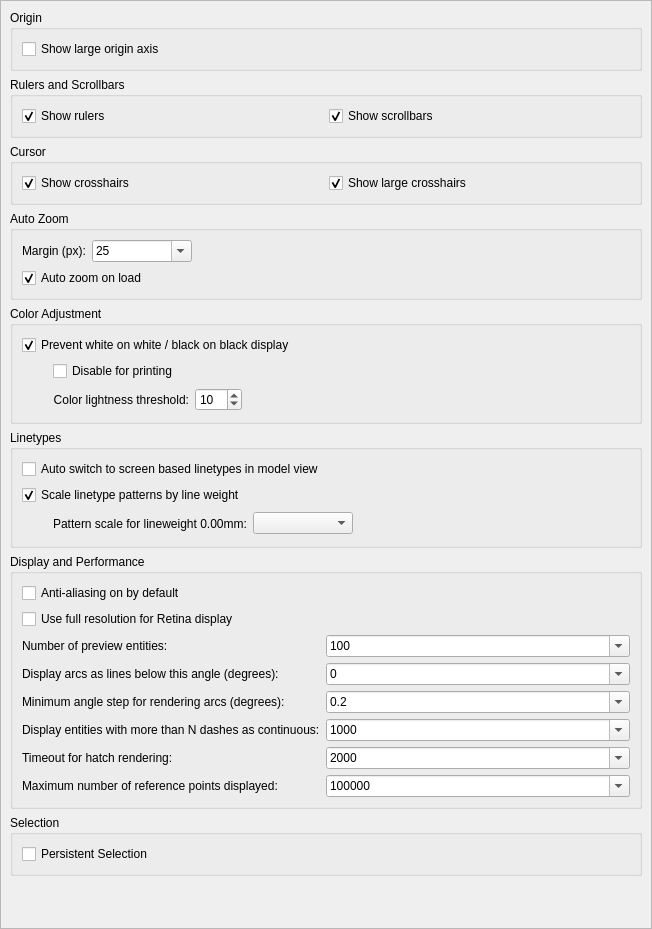
First picture: the form in scripts/Edit/AppPreferences/GraphicsViewPreferences/PreferencesPage.ui, repository qcad/qcad, before the edit.
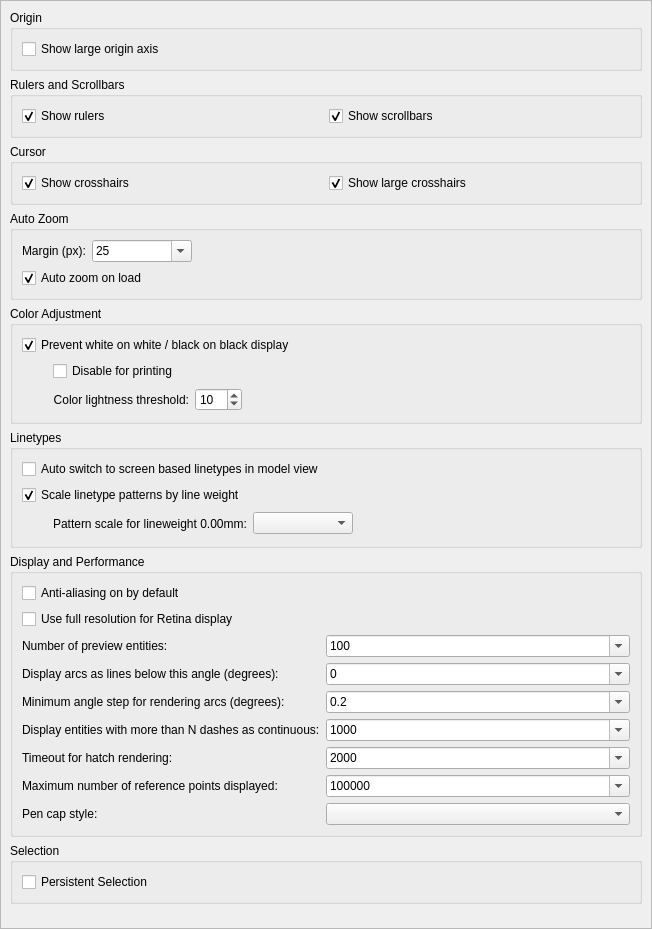
Second picture: the form after the edit. Custom widgets are drawn as their Qt base class.

Commit message: add experimental cap style preference

The edit to the form file:
```diff
--- a/scripts/Edit/AppPreferences/GraphicsViewPreferences/PreferencesPage.ui
+++ b/scripts/Edit/AppPreferences/GraphicsViewPreferences/PreferencesPage.ui
@@ -749,6 +749,16 @@
          </item>
         </widget>
        </item>
+       <item row="8" column="0">
+        <widget class="QLabel" name="label_3">
+         <property name="text">
+          <string>Pen cap style:</string>
+         </property>
+        </widget>
+       </item>
+       <item row="8" column="1">
+        <widget class="QComboBox" name="PenCapStyle"/>
+       </item>
       </layout>
      </widget>
     </item>
```
The commit also changes 4 other files.
